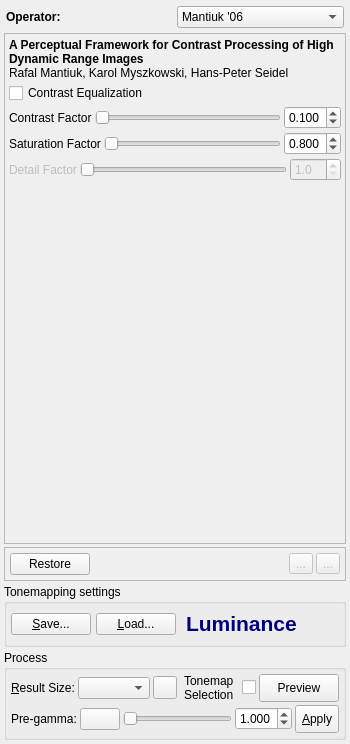
Before: the Qt Designer form forms/TonemappingPanel.ui in LuminanceHDR/LuminanceHDR, drawn with Qt 5.
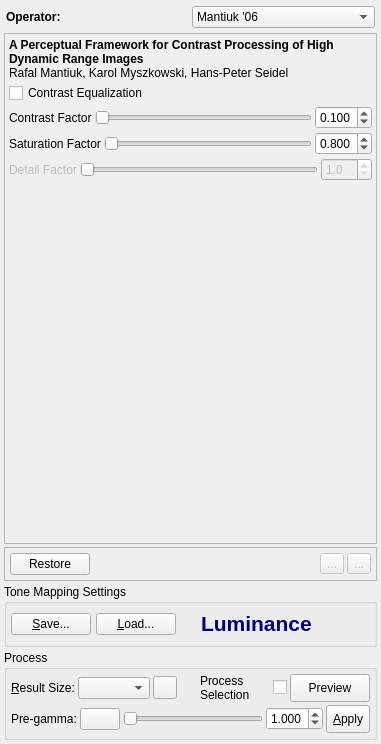
After: the same form once the commit is applied. Icons and pictures are not drawn.

What changed in the file:
```diff
--- a/forms/TonemappingPanel.ui
+++ b/forms/TonemappingPanel.ui
@@ -5,7 +5,7 @@
    <rect>
     <x>0</x>
     <y>0</y>
-    <width>350</width>
+    <width>381</width>
     <height>744</height>
    </rect>
   </property>
@@ -2114,7 +2114,7 @@
         <string>Here you can load and save a tone mapping settings file.&lt;br>You can also apply the contents of the currently loaded settings file.</string>
        </property>
        <property name="title" >
-        <string>Tonemapping settings</string>
+        <string>Tone Mapping Settings</string>
        </property>
        <layout class="QGridLayout" name="gridLayout_4" >
         <property name="horizontalSpacing" >
@@ -2343,7 +2343,7 @@
             <item>
              <widget class="QLabel" name="label_8" >
               <property name="text" >
-               <string>Tonemap
+               <string>Process
 Selection</string>
               </property>
              </widget>
```
Left out of the diff: 10 changed lines with no effect on the pictures.
